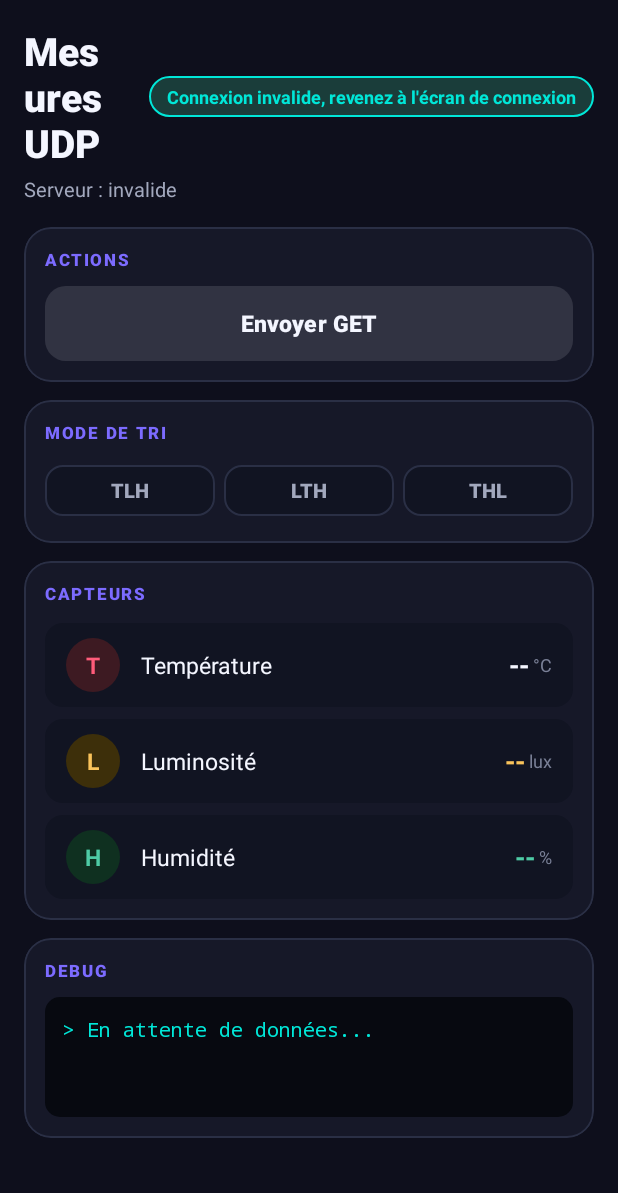
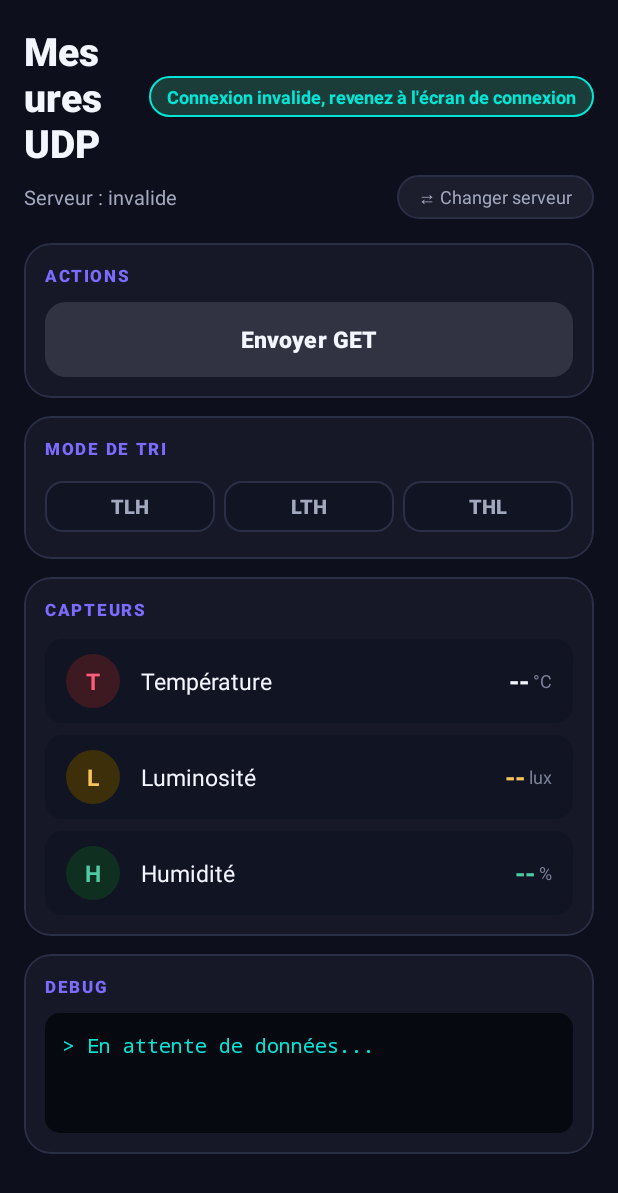
Before and after one commit to EdizBuba/iot-project, an Android app: the MainActivity screen opened directly, with no data from a screen before it, on a phone screen of 412 x 824 dp. Shown: the top 1193 px of the screen. Run offline under Robolectric (Android 15) with nearby library versions, the light colour scheme and no system bars.

Commit message:
feature: changer serveur

```diff
--- a/android/app/src/main/java/fr/cpe/iotudpapp/MainActivity.kt
+++ b/android/app/src/main/java/fr/cpe/iotudpapp/MainActivity.kt
@@ -16,6 +16,7 @@ import kotlin.concurrent.thread
 class MainActivity : AppCompatActivity() {
 
     private lateinit var textServerInfo: TextView
+    private lateinit var buttonChangeServer: TextView
     private lateinit var buttonGet: Button
     private lateinit var buttonModeTLH: MaterialButton
     private lateinit var buttonModeLTH: MaterialButton
@@ -39,6 +40,7 @@ class MainActivity : AppCompatActivity() {
         setContentView(R.layout.activity_main)
 
         textServerInfo = findViewById(R.id.textServerInfo)
+        buttonChangeServer = findViewById(R.id.buttonChangeServer)
         buttonGet = findViewById(R.id.buttonGet)
         buttonModeTLH = findViewById(R.id.buttonModeTLH)
         buttonModeLTH = findViewById(R.id.buttonModeLTH)
@@ -48,6 +50,12 @@ class MainActivity : AppCompatActivity() {
         textLuminosite = findViewById(R.id.textLuminosite)
         textHumidite = findViewById(R.id.textHumidite)
         textResponse = findViewById(R.id.textResponse)
+
+        buttonChangeServer.setOnClickListener {
+            val intent = android.content.Intent(this, ConnectionActivity::class.java)
+            intent.flags = android.content.Intent.FLAG_ACTIVITY_CLEAR_TOP or android.content.Intent.FLAG_ACTIVITY_SINGLE_TOP
+            startActivity(intent)
+        }
 
         serverIp = intent.getStringExtra(EXTRA_SERVER_IP).orEmpty().trim()
         serverPort = intent.getIntExtra(EXTRA_SERVER_PORT, -1)
--- a/android/app/src/main/res/layout/activity_main.xml
+++ b/android/app/src/main/res/layout/activity_main.xml
@@ -45,15 +45,38 @@
                 android:textStyle="bold" />
         </LinearLayout>
 
-        <!-- Server info subtitle -->
-        <TextView
-            android:id="@+id/textServerInfo"
+        <!-- Server info + Change server button -->
+        <LinearLayout
             android:layout_width="match_parent"
             android:layout_height="wrap_content"
-            android:layout_marginBottom="16dp"
-            android:text="@string/server_info_placeholder"
-            android:textColor="@color/text_secondary"
-            android:textSize="13sp" />
+            android:orientation="horizontal"
+            android:gravity="center_vertical"
+            android:layout_marginBottom="16dp">
+
+            <TextView
+                android:id="@+id/textServerInfo"
+                android:layout_width="0dp"
+                android:layout_height="wrap_content"
+                android:layout_weight="1"
+                android:text="@string/server_info_placeholder"
+                android:textColor="@color/text_secondary"
+                android:textSize="13sp" />
+
+            <TextView
+                android:id="@+id/buttonChangeServer"
+                android:layout_width="wrap_content"
+                android:layout_height="wrap_content"
+                android:background="@drawable/bg_badge_pending"
+                android:paddingStart="14dp"
+                android:paddingEnd="14dp"
+                android:paddingTop="6dp"
+                android:paddingBottom="6dp"
+                android:text="⇄ Changer serveur"
+                android:textColor="@color/text_secondary"
+                android:textSize="12sp"
+                android:clickable="true"
+                android:focusable="true" />
+        </LinearLayout>
 
         <!-- ACTIONS Card -->
         <com.google.android.material.card.MaterialCardView
```
